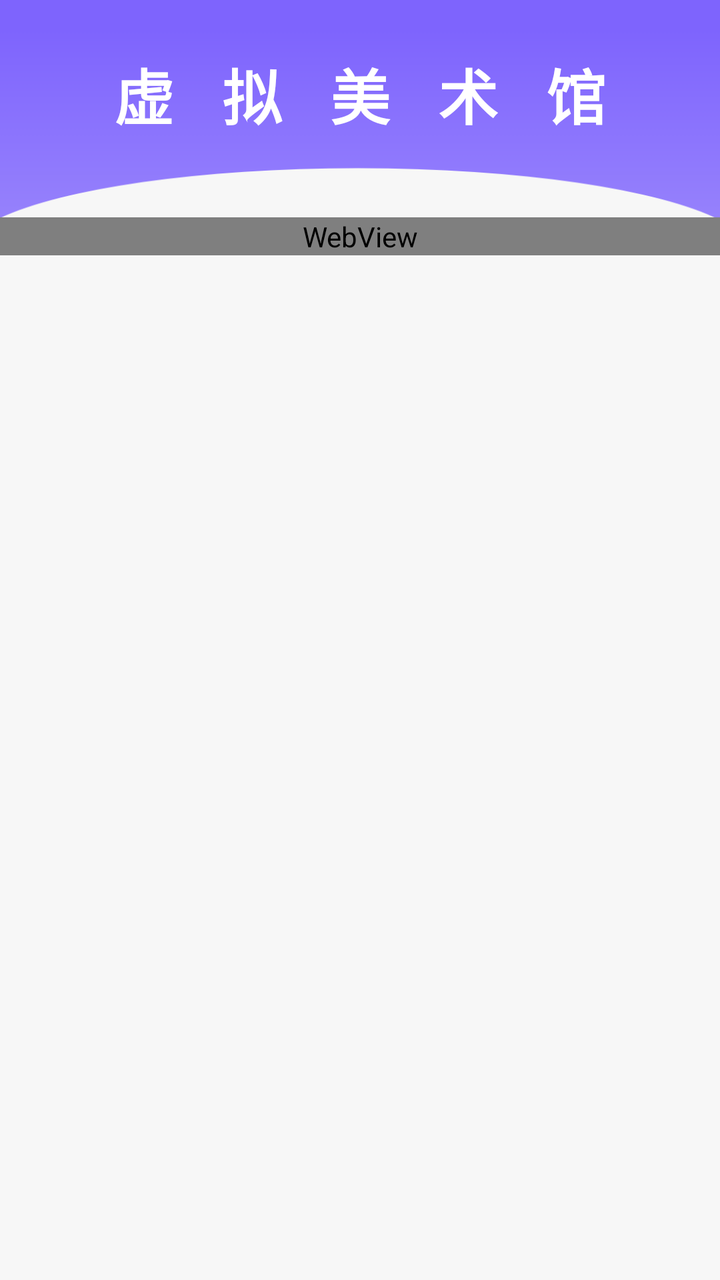
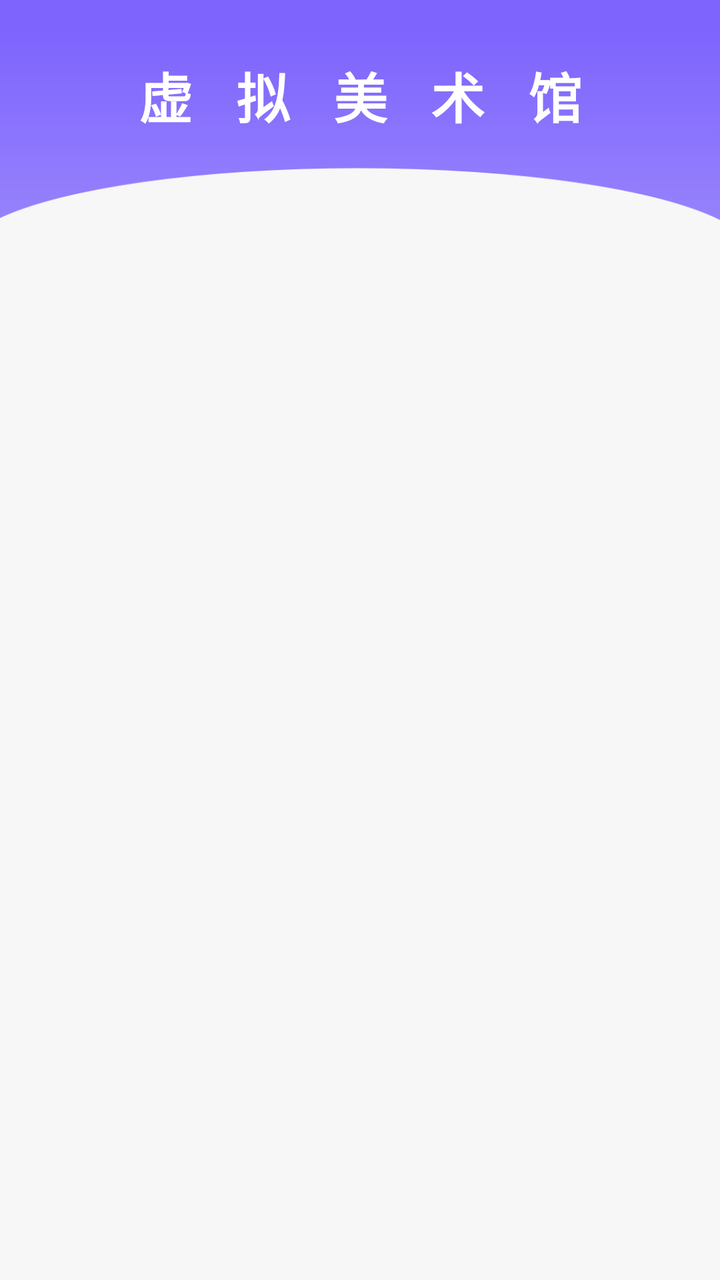

Screens rendered from an Android XML layout before and after an edit, with the pre-edit source and the edit as a unified diff.
<!-- AndroidManifest.xml: application theme Theme.AIDraw -->
<!-- res/layout/activity_virtual.xml -->
<?xml version="1.0" encoding="utf-8"?>
<androidx.constraintlayout.widget.ConstraintLayout xmlns:android="http://schemas.android.com/apk/res/android"
    xmlns:app="http://schemas.android.com/apk/res-auto"
    xmlns:tools="http://schemas.android.com/tools"
    android:layout_width="match_parent"
    android:layout_height="match_parent"
    android:background="#F7F7F7"
    tools:context=".CommunityFragment">

    <View
        android:id="@+id/view"
        android:layout_width="match_parent"
        android:layout_height="110dp"
        android:background="@drawable/homework_and_points_top"
        app:layout_constraintTop_toTopOf="parent" />

    <TextView
        android:id="@+id/textView"
        android:layout_width="match_parent"
        android:layout_height="wrap_content"
        android:layout_marginTop="25dp"
        android:gravity="center"
        android:letterSpacing="0.8"
        android:text="虚拟美术馆"
        android:textColor="#FFFFFFFF"
        android:textSize="30sp"
        android:textStyle="bold"
        app:layout_constraintTop_toTopOf="parent" />

    <ScrollView
        android:layout_width="0dp"
        android:layout_height="0dp"
        android:layout_marginTop="40dp"
        app:layout_constraintBottom_toBottomOf="parent"
        app:layout_constraintEnd_toEndOf="parent"
        app:layout_constraintStart_toStartOf="parent"
        app:layout_constraintTop_toBottomOf="@+id/textView">

        <LinearLayout
            android:layout_width="match_parent"
            android:layout_height="match_parent">

            <WebView
                android:id="@+id/netWeb"
                android:layout_width="match_parent"
                android:layout_height="match_parent"/>
        </LinearLayout>
    </ScrollView>
</androidx.constraintlayout.widget.ConstraintLayout>
<!-- resources referenced by this layout -->
<resources>
  <!-- drawable homework_and_points_top: png bitmap (drawable, 6838 bytes) -->
  <style name="Theme.AIDraw" parent="Base.Theme.AIDraw" />
  <style name="Base.Theme.AIDraw" parent="Theme.Material3.DayNight.NoActionBar">
          
          
      </style>
</resources>

<!-- the commit's change to res/layout/activity_virtual.xml (unified diff, before → after) -->
@@ -18,32 +18,12 @@
         android:id="@+id/textView"
         android:layout_width="match_parent"
         android:layout_height="wrap_content"
-        android:layout_marginTop="25dp"
+        android:layout_marginTop="28dp"
         android:gravity="center"
         android:letterSpacing="0.8"
         android:text="虚拟美术馆"
         android:textColor="#FFFFFFFF"
-        android:textSize="30sp"
+        android:textSize="27sp"
         android:textStyle="bold"
         app:layout_constraintTop_toTopOf="parent" />
-
-    <ScrollView
-        android:layout_width="0dp"
-        android:layout_height="0dp"
-        android:layout_marginTop="40dp"
-        app:layout_constraintBottom_toBottomOf="parent"
-        app:layout_constraintEnd_toEndOf="parent"
-        app:layout_constraintStart_toStartOf="parent"
-        app:layout_constraintTop_toBottomOf="@+id/textView">
-
-        <LinearLayout
-            android:layout_width="match_parent"
-            android:layout_height="match_parent">
-
-            <WebView
-                android:id="@+id/netWeb"
-                android:layout_width="match_parent"
-                android:layout_height="match_parent"/>
-        </LinearLayout>
-    </ScrollView>
 </androidx.constraintlayout.widget.ConstraintLayout>
